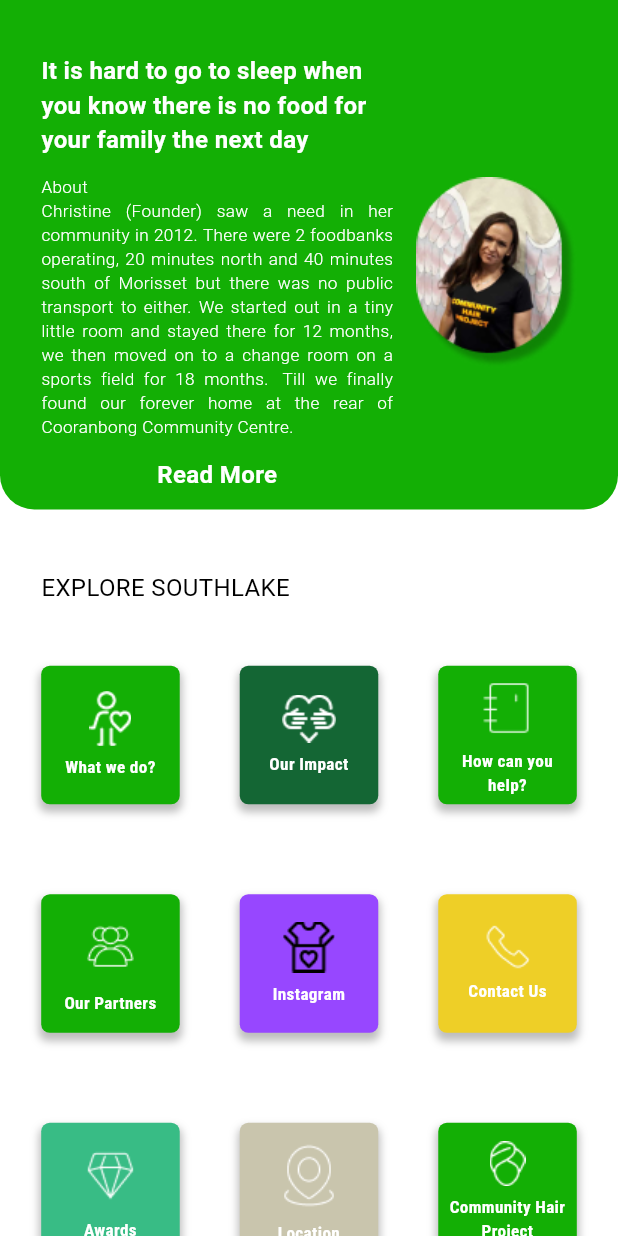
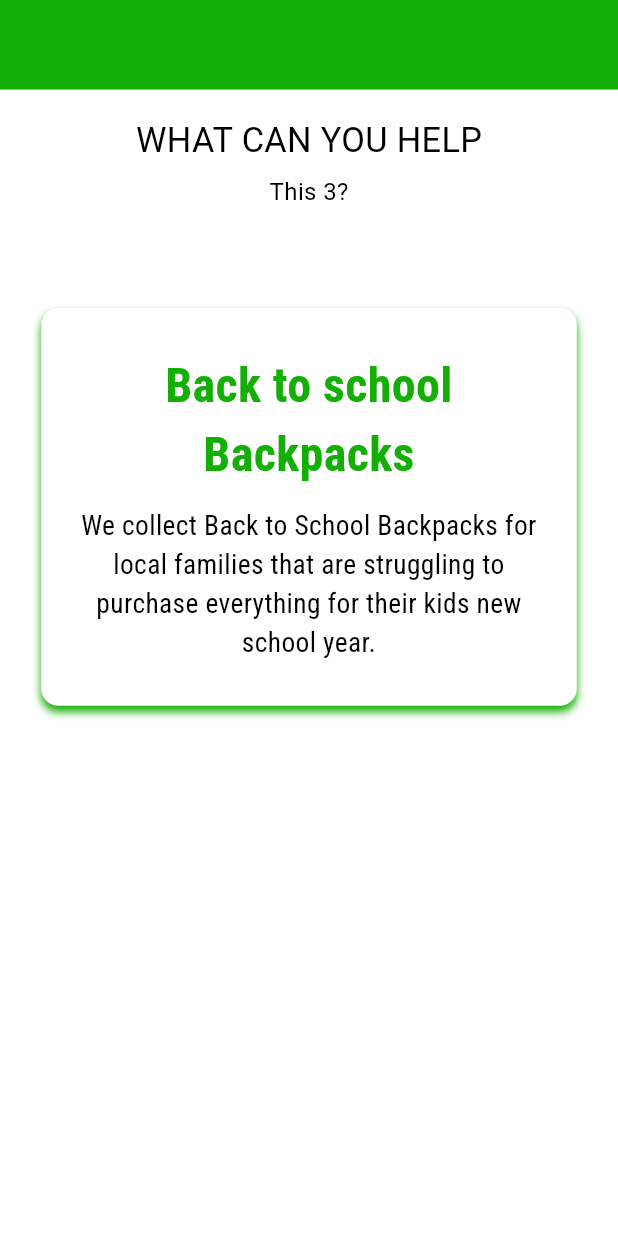
Before and after one commit to rahulkandel07/assignment, a Flutter app: the screen it shows after launch, after a tap on "How can you help?", on a phone screen of 412 x 824 dp. Run offline on Flutter 3.47's test engine with Material 3 defaults, Android fonts, the phone set to English and light mode, and no system bars; our stand-ins replace flutter_screenutil, google_fonts; Roboto replaces fonts that are missing (Rosario, Yaldevi).

Commit message:
Added what can you help

```diff
--- a/lib/constants/app_routes.dart
+++ b/lib/constants/app_routes.dart
@@ -13,4 +13,9 @@ class AppRoutes {
   /// Route For the Our impact  screen
   ///
   static const String ourImpactScreenRoute = "/our-impact";
+
+  ///
+  /// Route For the How can you help  screen
+  ///
+  static const String howCanYouHelpScreenRoute = "/how-can-you-help";
 }
--- a/lib/features/homepage/screens/explore_southlake_screen.dart
+++ b/lib/features/homepage/screens/explore_southlake_screen.dart
@@ -24,7 +24,7 @@ class ExploreSouthlakeScreen extends StatelessWidget {
     {
       "image": AppImages.notebook,
       "title": "How can you help?",
-      "route": AppRoutes.exploreSouthLakeScreen,
+      "route": AppRoutes.howCanYouHelpScreenRoute,
       "color": AppColors.oxff13AF05,
     },
     {
--- /dev/null
+++ b/lib/features/homepage/screens/how_can_you_help_screen.dart
@@ -0,0 +1,100 @@
+import 'package:assignment/constants/app_colors.dart';
+import 'package:flutter/material.dart';
+import 'package:flutter_screenutil/flutter_screenutil.dart';
+import 'package:google_fonts/google_fonts.dart';
+
+class HowCanYouHelpScreen extends StatelessWidget {
+  const HowCanYouHelpScreen({super.key});
+
+  @override
+  Widget build(BuildContext context) {
+    return Scaffold(
+      body: SafeArea(
+        child: SingleChildScrollView(
+          child: Column(
+            children: [
+              Container(
+                height: 50.h,
+                color: AppColors.oxff13AF05,
+              ),
+              Padding(
+                padding: EdgeInsets.only(top: 15.h),
+                child: Text(
+                  "WHAT CAN YOU HELP",
+                  style: GoogleFonts.yaldevi(
+                    fontSize: 20.sp,
+                    color: Colors.black,
+                    fontWeight: FontWeight.w400,
+                  ),
+                ),
+              ),
+              Padding(
+                padding: EdgeInsets.only(bottom: 15.h, top: 5.h),
+                child: Text(
+                  "This ${DateTime.now().month}?",
+                  style: GoogleFonts.yaldevi(
+                    fontSize: 14.sp,
+                    color: Colors.black,
+                    fontWeight: FontWeight.w400,
+                  ),
+                ),
+              ),
+              40.verticalSpace,
+              _buildImpactCard(
+                  shadowColor: AppColors.oxff13AF05,
+                  title: "Back to school Backpacks",
+                  subTitle:
+                      "We collect Back to School Backpacks for local families that are struggling to purchase everything for their kids new school year."),
+            ],
+          ),
+        ),
+      ),
+    );
+  }
+
+  _buildImpactCard(
+      {required Color shadowColor,
+      required String title,
+      required String subTitle}) {
+    return Container(
+      margin: EdgeInsets.symmetric(horizontal: 24.w),
+      padding: EdgeInsets.symmetric(vertical: 24.h, horizontal: 16.w),
+      width: double.infinity,
+      decoration: BoxDecoration(
+        color: Colors.white,
+        borderRadius: BorderRadius.circular(10.r),
+        boxShadow: [
+          BoxShadow(
+            color: shadowColor,
+            offset: const Offset(0, 4),
+            blurRadius: 4,
+          )
+        ],
+      ),
+      child: Column(
+        mainAxisAlignment: MainAxisAlignment.center,
+        children: [
+          Text(
+            title,
+            textAlign: TextAlign.center,
+            style: GoogleFonts.robotoCondensed(
+              fontSize: 28.sp,
+              fontWeight: FontWeight.w700,
+              color: AppColors.oxff13AF05,
+            ),
+          ),
+          10.verticalSpace,
+          Text(
+            subTitle,
+            textAlign: TextAlign.center,
+            style: GoogleFonts.robotoCondensed(
+              fontSize: 16.sp,
+              fontWeight: FontWeight.w400,
+              color: Colors.black,
+            ),
+          ),
+        ],
+      ),
+    );
+  }
+}
--- a/lib/main.dart
+++ b/lib/main.dart
@@ -1,5 +1,6 @@
 import 'package:assignment/constants/app_routes.dart';
 import 'package:assignment/features/homepage/screens/explore_southlake_screen.dart';
+import 'package:assignment/features/homepage/screens/how_can_you_help_screen.dart';
 import 'package:assignment/features/homepage/screens/our_impact_screen.dart';
 import 'package:assignment/features/homepage/screens/what_we_do_screen.dart';
 import 'package:assignment/features/splash/splash_screen.dart';
@@ -32,6 +33,8 @@ class MyApp extends StatelessWidget {
             AppRoutes.exploreSouthLakeScreen: (ctx) => ExploreSouthlakeScreen(),
             AppRoutes.whatWeDoScreenRoute: (ctx) => const WhatWeDoScreen(),
             AppRoutes.ourImpactScreenRoute: (ctx) => const OurImpactScreen(),
+            AppRoutes.howCanYouHelpScreenRoute: (ctx) =>
+                const HowCanYouHelpScreen(),
           },
         );
       },
```
